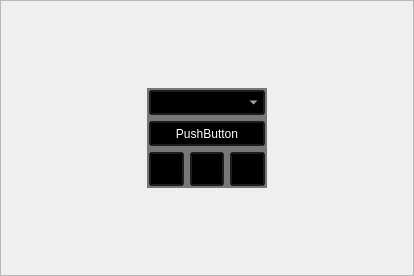
First picture: the form in client/electricalsimulator.ui, repository lev12/launcher, before the edit.
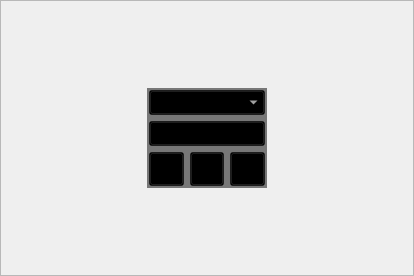
Second picture: the form after the edit. Icons and pictures are not drawn.

```diff
--- a/client/electricalsimulator.ui
+++ b/client/electricalsimulator.ui
@@ -22,12 +22,14 @@
   <property name="frameShadow">
    <enum>QFrame::Raised</enum>
   </property>
-  <layout class="QHBoxLayout" name="horizontalLayout_3" stretch="6,2,6">
+  <layout class="QVBoxLayout" name="verticalLayout" stretch="6,0">
    <property name="spacing">
     <number>0</number>
    </property>
    <item>
-    <spacer name="horizontalSpacer">
+    <layout class="QHBoxLayout" name="horizontalLayout">
+     <item>
+      <spacer name="horizontalSpacer_2">
      <property name="orientation">
       <enum>Qt::Horizontal</enum>
      </property>
@@ -43,7 +45,7 @@
     </spacer>
    </item>
    <item>
-    <layout class="QVBoxLayout" name="verticalLayout">
+      <layout class="QVBoxLayout" name="verticalLayout_2">
      <property name="sizeConstraint">
       <enum>QLayout::SetMinimumSize</enum>
      </property>
@@ -126,10 +128,12 @@
            </size>
           </property>
           <property name="styleSheet">
-           <string notr="true">color: rgb(255, 255, 255);</string>
+             <string notr="true">color: rgb(255, 255, 255);
+selection-color: rgba(61, 61, 61, 128);
+font: 75 9pt &quot;Arial&quot;;</string>
           </property>
           <property name="text">
-           <string>PushButton</string>
+             <string/>
           </property>
          </widget>
         </item>
@@ -222,7 +226,7 @@
     </layout>
    </item>
    <item>
-    <spacer name="horizontalSpacer_2">
+      <spacer name="horizontalSpacer">
      <property name="orientation">
       <enum>Qt::Horizontal</enum>
      </property>
@@ -236,6 +240,11 @@
       </size>
      </property>
     </spacer>
+     </item>
+    </layout>
+   </item>
+   <item>
+    <layout class="QHBoxLayout" name="horizontalLayout_for_progressBar"/>
    </item>
   </layout>
  </widget>
```
Left out of the diff: 26 changed lines with no effect on the pictures. Lines whose indentation alone changed are shown as unchanged.
